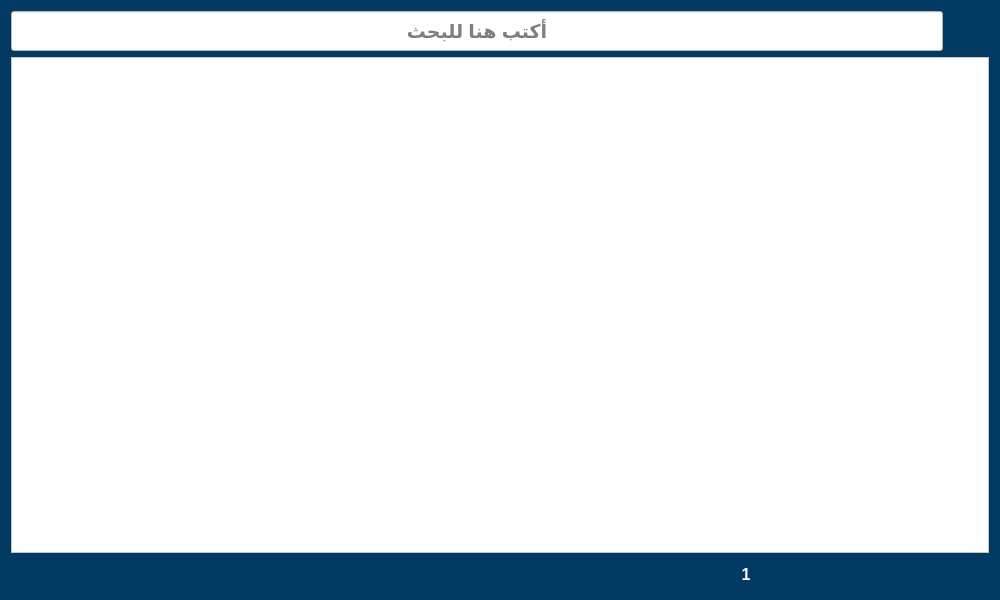
Qt form uis/qt_uis/services_table.ui (salahkhiat/ModeerPOS) before a commit.
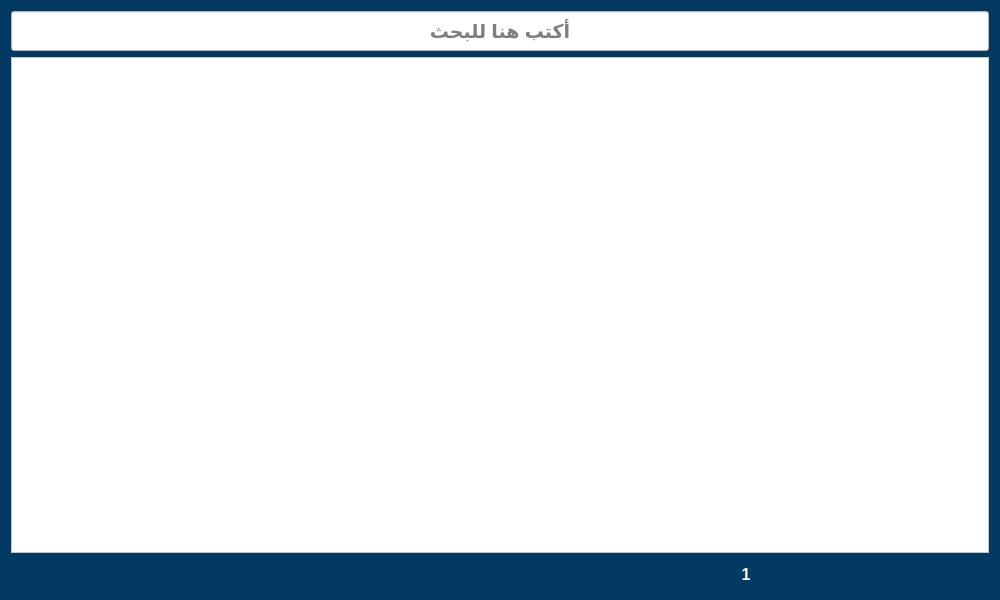
The same form after that commit. Icons and pictures are not drawn.

Commit message: WIP: Set the add service button in the services table form

The edit to the form file:
```diff
--- a/uis/qt_uis/services_table.ui
+++ b/uis/qt_uis/services_table.ui
@@ -154,7 +154,7 @@
       </widget>
      </item>
      <item>
-      <widget class="QPushButton" name="edit_btn">
+      <widget class="QPushButton" name="add_btn">
        <property name="minimumSize">
         <size>
          <width>0</width>
@@ -281,43 +281,6 @@
     <layout class="QVBoxLayout" name="verticalLayout_5">
      <item>
       <layout class="QHBoxLayout" name="horizontalLayout_3">
-       <item>
-        <widget class="QPushButton" name="add_btn">
-         <property name="minimumSize">
-          <size>
-           <width>40</width>
-           <height>40</height>
-          </size>
-         </property>
-         <property name="maximumSize">
-          <size>
-           <width>40</width>
-           <height>40</height>
-          </size>
-         </property>
-         <property name="cursor">
-          <cursorShape>PointingHandCursor</cursorShape>
-         </property>
-         <property name="styleSheet">
-          <string notr="true">QPushButton:hover{
-	background-color:#3f5482;
-	border: 1px solid #3f5482;
-}</string>
-         </property>
-         <property name="text">
-          <string/>
-         </property>
-         <property name="iconSize">
-          <size>
-           <width>38</width>
-           <height>38</height>
-          </size>
-         </property>
-         <property name="flat">
-          <bool>true</bool>
-         </property>
-        </widget>
-       </item>
        <item>
         <widget class="QLineEdit" name="search_box">
          <property name="minimumSize">
```
The commit also changes 8 other files.
